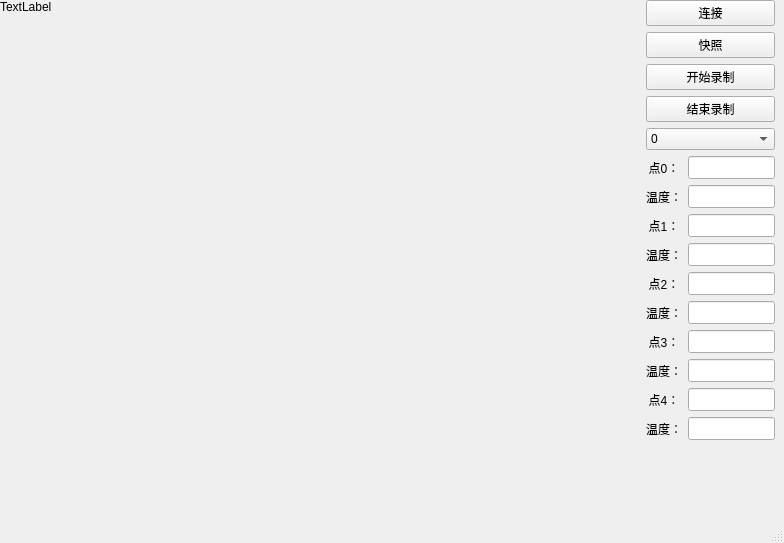
Before: the Qt Designer form ui/MainWindow.ui in xiechangjiang96/captureInfraredCamera, drawn with Qt 5.
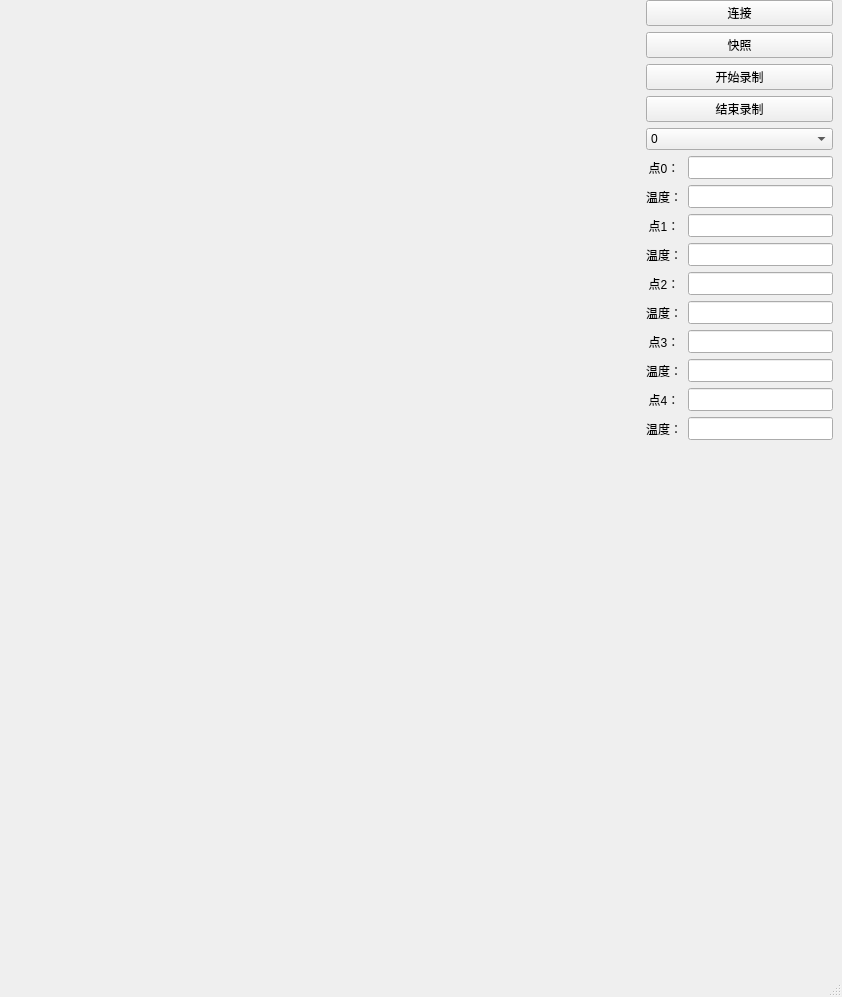
After: the same form once the commit is applied.

Diff of the .ui file:
```diff
--- a/ui/MainWindow.ui
+++ b/ui/MainWindow.ui
@@ -6,8 +6,8 @@
    <rect>
     <x>0</x>
     <y>0</y>
-    <width>784</width>
-    <height>543</height>
+    <width>842</width>
+    <height>799</height>
    </rect>
   </property>
   <property name="sizePolicy">
@@ -26,7 +26,7 @@
    <string>MainWindow</string>
   </property>
   <widget class="QWidget" name="centralwidget">
-   <layout class="QGridLayout" name="gridLayout">
+   <layout class="QGridLayout" name="gridLayout_2">
     <property name="leftMargin">
      <number>0</number>
     </property>
@@ -34,6 +34,8 @@
      <number>0</number>
     </property>
     <item row="0" column="0">
+     <layout class="QGridLayout" name="gridLayout">
+      <item row="0" column="0">
      <widget class="QLabel" name="label">
       <property name="minimumSize">
        <size>
@@ -48,12 +50,30 @@
        </size>
       </property>
       <property name="text">
-       <string>TextLabel</string>
+         <string/>
       </property>
       <property name="alignment">
        <set>Qt::AlignLeading|Qt::AlignLeft|Qt::AlignTop</set>
       </property>
      </widget>
+      </item>
+      <item row="1" column="0">
+       <widget class="QLabel" name="labelMat">
+        <property name="minimumSize">
+         <size>
+          <width>640</width>
+          <height>480</height>
+         </size>
+        </property>
+        <property name="text">
+         <string/>
+        </property>
+        <property name="alignment">
+         <set>Qt::AlignLeading|Qt::AlignLeft|Qt::AlignTop</set>
+        </property>
+       </widget>
+      </item>
+     </layout>
     </item>
     <item row="0" column="1">
      <layout class="QVBoxLayout" name="verticalLayout_3">
```
Left out of the diff: 2 changed lines with no effect on the pictures. Lines whose indentation alone changed are shown as unchanged.
